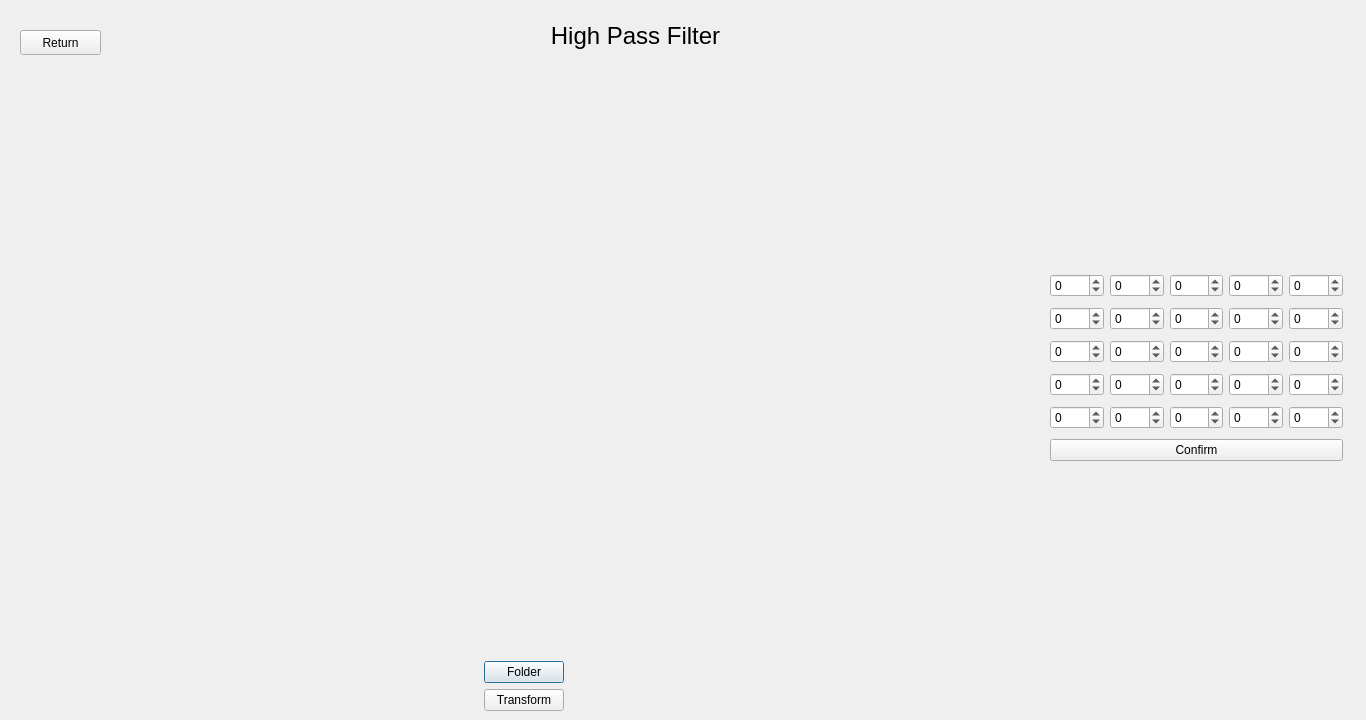
First picture: the form in FiltOption/HighPassFilt/src/HighPassFilt/highpassfilt.ui, repository Rodelph/Image-Processing-Utility, before the edit.
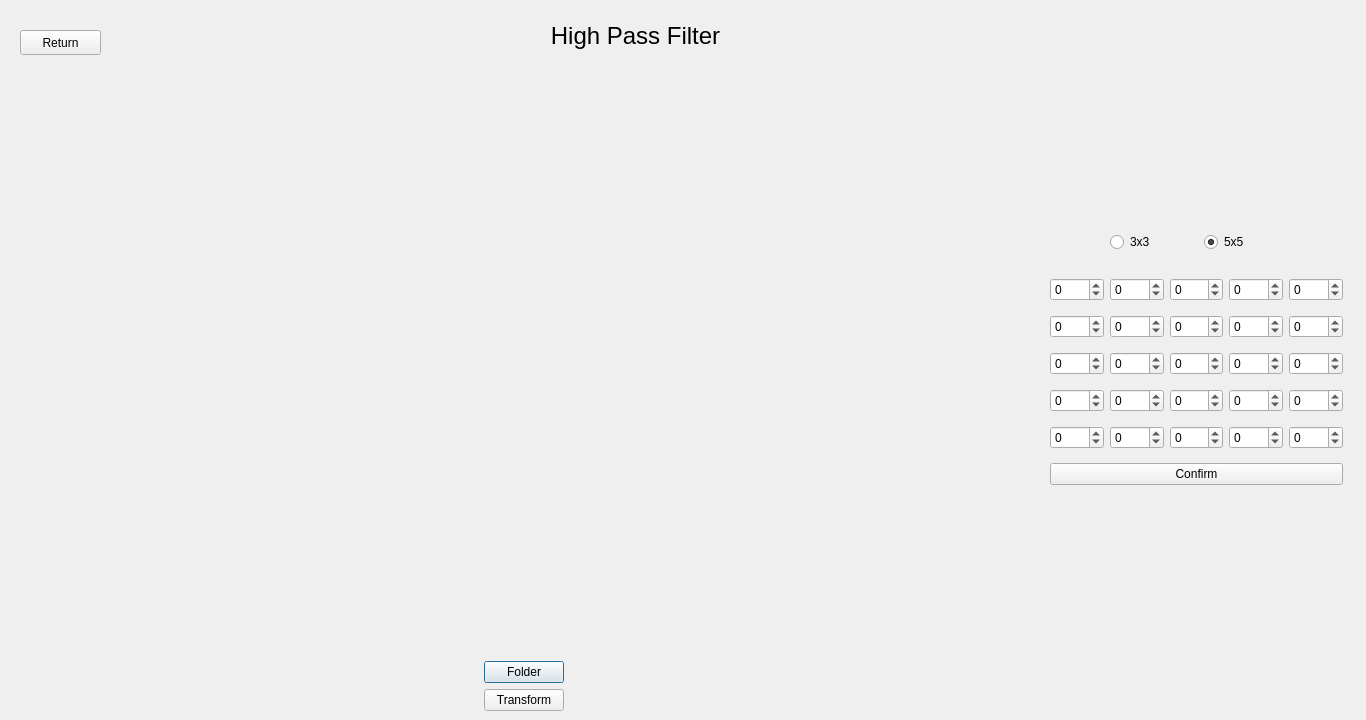
Second picture: the form after the edit.

Diff of the .ui file:
```diff
--- a/FiltOption/HighPassFilt/src/HighPassFilt/highpassfilt.ui
+++ b/FiltOption/HighPassFilt/src/HighPassFilt/highpassfilt.ui
@@ -108,7 +108,7 @@
      <x>1050</x>
      <y>270</y>
      <width>293</width>
-     <height>197</height>
+     <height>228</height>
     </rect>
    </property>
    <layout class="QVBoxLayout" name="verticalLayout_3">
@@ -391,6 +391,38 @@
     </item>
    </layout>
   </widget>
+  <widget class="QWidget" name="horizontalLayoutWidget_2">
+   <property name="geometry">
+    <rect>
+     <x>1110</x>
+     <y>230</y>
+     <width>181</width>
+     <height>25</height>
+    </rect>
+   </property>
+   <layout class="QHBoxLayout" name="horizontalLayout_2">
+    <item>
+     <widget class="QRadioButton" name="x3rad">
+      <property name="text">
+       <string>3x3</string>
+      </property>
+      <property name="checked">
+       <bool>false</bool>
+      </property>
+     </widget>
+    </item>
+    <item>
+     <widget class="QRadioButton" name="x5rad">
+      <property name="text">
+       <string>5x5</string>
+      </property>
+      <property name="checked">
+       <bool>true</bool>
+      </property>
+     </widget>
+    </item>
+   </layout>
+  </widget>
  </widget>
  <resources/>
  <connections/>
```
